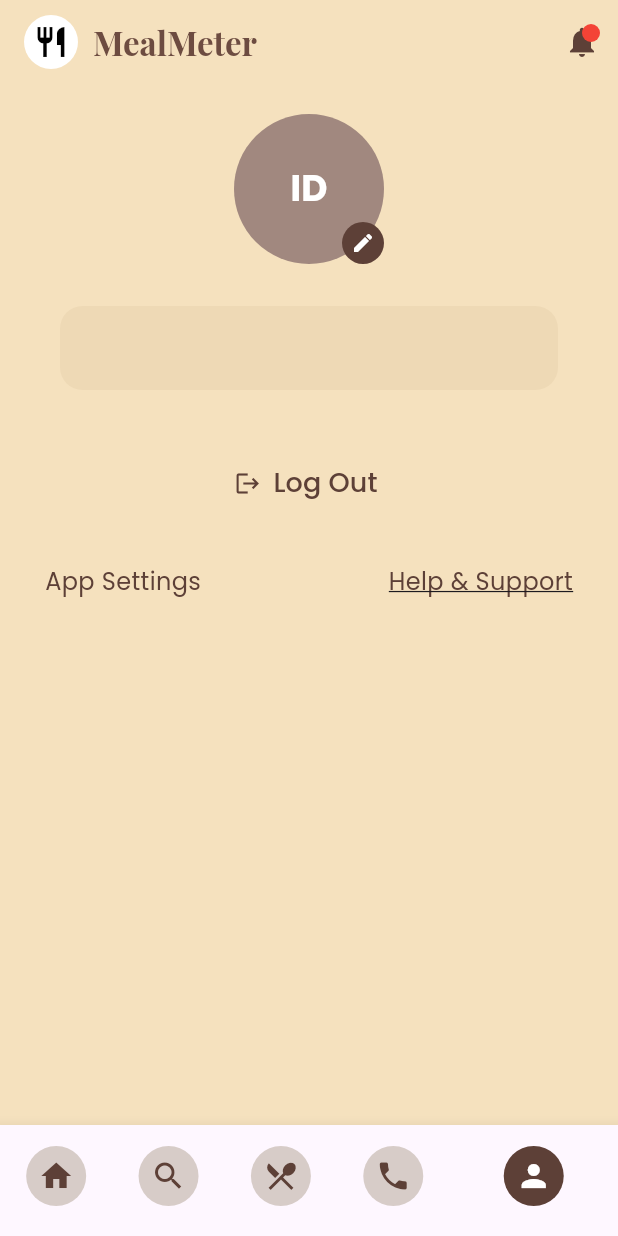
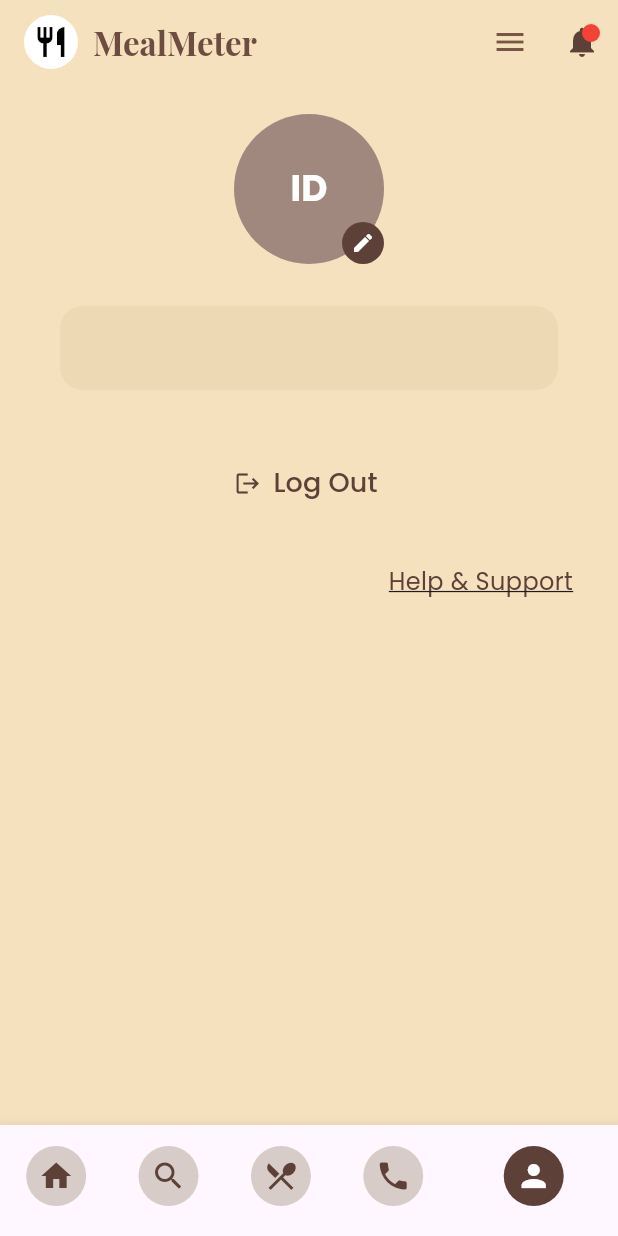
Before and after one commit to Ternard/pics, a Flutter app: the ProfileScreen screen opened by its route, on a phone screen of 412 x 824 dp. Run offline on Flutter 3.47's test engine with Material 3 defaults, Android fonts, the phone set to English and light mode, and no system bars; our stand-ins replace google_fonts, image_picker, permission_handler, shared_preferences, supabase_flutter; accounts and stored records are empty.

Commit message:
Your message

```diff
--- a/lib/profile.dart
+++ b/lib/profile.dart
@@ -146,6 +146,17 @@ class _ProfileScreenState extends State<ProfileScreen> {
         ),
         actions: [
           IconButton(
+            icon: const Icon(Icons.menu, color: Colors.brown),
+            onPressed: () {
+              Navigator.push(
+                context,
+                MaterialPageRoute(
+                    builder: (context) => const SettingsPage()
+                ),
+              );
+            },
+          ),
+          IconButton(
             icon: Stack(
               children: [
                 Icon(Icons.notifications, color: Colors.brown[700]),
@@ -280,25 +291,8 @@ class _ProfileScreenState extends State<ProfileScreen> {
           Padding(
             padding: const EdgeInsets.symmetric(horizontal: 30),
             child: Row(
-              mainAxisAlignment: MainAxisAlignment.spaceBetween,
+              mainAxisAlignment: MainAxisAlignment.end,
               children: [
-                GestureDetector(
-                  onTap: () {
-                    Navigator.push(
-                      context,
-                      MaterialPageRoute(
-                          builder: (context) => const SettingsPage()
-                      ),
-                    );
-                  },
-                  child: Text(
-                    "App Settings",
-                    style: TextStyle(
-                        fontSize: 16,
-                        color: Colors.brown[700]
-                    ),
-                  ),
-                ),
                 GestureDetector(
                   onTap: _launchWebsite,
                   child: Text(
```
